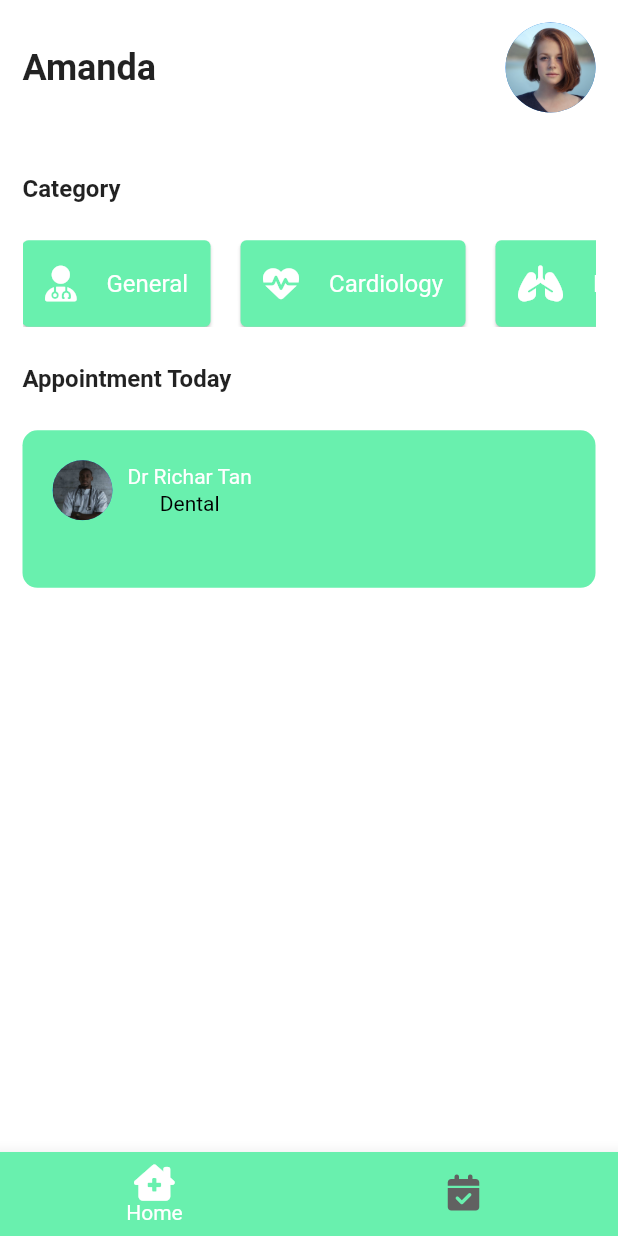
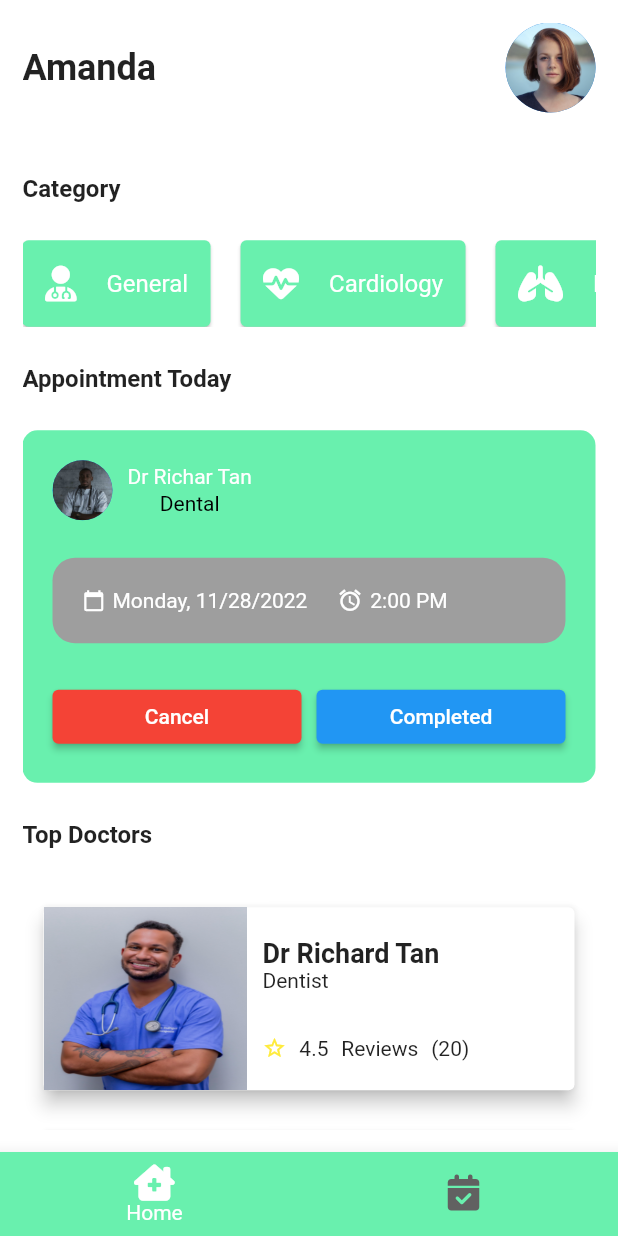
Before and after one commit to Raunak-lab/Doctor_Appointment_App, a Flutter app: the screen it shows after launch, after a tap on "Sign In", on a phone screen of 412 x 824 dp. Run offline on Flutter 3.47's test engine with Material 2 defaults, Android fonts, the phone set to English and light mode, and no system bars; our stand-ins replace font_awesome_flutter.

Commit message:
added appointment and doctor card

```diff
--- a/lib/components/appointment_card.dart
+++ b/lib/components/appointment_card.dart
@@ -48,6 +48,38 @@ class _AppointmentCardState extends State<AppointmentCard> {
         ],
       ),
       Config.spaceSmall,
+      const ScheduleCard(),
+      Config.spaceSmall,
+      Row(
+        mainAxisAlignment:MainAxisAlignment.spaceBetween ,
+        children: [
+          Expanded(
+            child: ElevatedButton(
+              style: ElevatedButton.styleFrom(
+                backgroundColor: Colors.red,
+              ),
+              child:  const Text(
+                'Cancel',
+                style: TextStyle(color: Colors.white),
+              ),
+              onPressed: (){},
+            ),
+          ),
+          SizedBox(width: 10,),
+          Expanded(
+            child: ElevatedButton(
+              style: ElevatedButton.styleFrom(
+                backgroundColor: Colors.blue,
+              ),
+              child:  const Text(
+                'Completed',
+                style: TextStyle(color: Colors.white),
+              ),
+              onPressed: (){},
+            ),
+          ),
+        ],
+      )
          ],
         ),
       )
@@ -57,11 +89,41 @@ class _AppointmentCardState extends State<AppointmentCard> {
 
 
 //Schedule widget
-class ScheduleWidget extends StatelessWidget {
-  const ScheduleWidget({Key? key}) : super(key: key);
+class ScheduleCard extends StatelessWidget {
+  const ScheduleCard({Key? key}) : super(key: key);
 
   @override
   Widget build(BuildContext context) {
-    return const Placeholder();
+    return Container(
+      decoration: BoxDecoration(
+        color: Colors.grey,
+        borderRadius: BorderRadius.circular(15),
+      ),
+      width: double.infinity,
+      padding: const EdgeInsets.all(20),
+      child: Row(
+        crossAxisAlignment: CrossAxisAlignment.center,
+        children: const [
+          Icon(Icons.calendar_today
+          ,color:Colors.white,size: 15),
+          SizedBox(width: 5),
+          Text(
+            'Monday, 11/28/2022',
+            style:  TextStyle(
+              color: Colors.white
+            ),
+          ),
+           SizedBox(width: 20,),
+           Icon(Icons.access_alarm,
+          color: Colors.white,
+          size: 17,),
+          SizedBox(width: 5,),
+          Flexible(child: Text('2:00 PM',style: TextStyle(color: Colors.white),))
+
+
+
+        ],
+      ),
+    );
   }
 }
--- /dev/null
+++ b/lib/components/doctor_card.dart
@@ -0,0 +1,76 @@
+import 'package:flutter/material.dart';
+
+import '../utils/config.dart';
+
+class DoctorCard extends StatefulWidget {
+  const DoctorCard({Key? key}) : super(key: key);
+
+  @override
+  State<DoctorCard> createState() => _DoctorCardState();
+}
+
+class _DoctorCardState extends State<DoctorCard> {
+  @override
+  Widget build(BuildContext context) {
+    return Container(
+      padding: const EdgeInsets.symmetric(horizontal: 10,vertical: 10),
+      height:150,
+      child:GestureDetector
+      (
+      child: Card(
+        elevation: 5,
+        color: Colors.white,
+        child: Row(
+          children: [
+            SizedBox(
+              width: Config.widthSize*0.33,
+              child: Image.asset('assets/doctor_2.jpg',fit: BoxFit.fill,),
+            ),
+            Flexible(
+              child: Padding(
+                padding: const EdgeInsets.symmetric(horizontal: 10,vertical: 20),
+                child: Column(
+                  crossAxisAlignment: CrossAxisAlignment.start,
+                  children:  [
+                    const Text(
+                      'Dr Richard Tan',
+                      style: TextStyle(
+                        fontWeight: FontWeight.bold,
+                        fontSize: 18
+                      ),
+                    ),
+                    const Text(
+                      'Dentist',
+                      style: TextStyle(
+                        fontSize: 14,
+                        fontWeight: FontWeight.normal
+                      ),
+                    ),
+                    const Spacer(),
+                    Row(
+                      mainAxisAlignment: MainAxisAlignment.start,
+                      children: const [
+                        Icon(Icons.star_border,
+                        color: Colors.yellow,size:16),
+                        Spacer(flex: 1,),
+                        Text('4.5'),
+                        Spacer(flex: 1,),
+                        Text('Reviews'),
+                        Spacer(flex:1),
+                        Text('(20)'),
+                        Spacer(flex: 7,),
+                      ],
+                    ),
+                  ],
+                ),
+
+              ),
+            )
+          ],
+        ),
+      ),
+      onTap:(){}
+    ),
+    );
+  }
+}
--- a/lib/screens/home_page.dart
+++ b/lib/screens/home_page.dart
@@ -1,5 +1,6 @@
 import 'package:flutter/material.dart';
 import 'package:font_awesome_flutter/font_awesome_flutter.dart';
+import 'package:laravel/components/doctor_card.dart';
 
 import '../components/appointment_card.dart';
 import '../utils/config.dart';
@@ -46,6 +47,7 @@ class _HomePageState extends State<HomePage> {
            vertical: 15
         ),
         child: SafeArea(
+            child:SingleChildScrollView(
                 child:Column(
                   mainAxisAlignment: MainAxisAlignment.start,
                   crossAxisAlignment: CrossAxisAlignment.start,
@@ -124,9 +126,27 @@ class _HomePageState extends State<HomePage> {
                         fontWeight: FontWeight.bold
                       ),
                     ),                Config.spaceSmall,
-                AppointmentCard(),
+                    const AppointmentCard(),
+                    Config.spaceSmall,
 
-              ],
+                 const Text(
+                  'Top Doctors',
+                  style: TextStyle(
+                      fontSize: 16,
+                      fontWeight: FontWeight.bold
+                  ),
+                 ),
+                    Config.spaceSmall,
+                    Column(
+                      children: List.generate(10, (index){
+                        return const DoctorCard();
+                      },
+                    ),
+                    //list of top doctors
+
+
+                    )],
+                ),
             ) ),
       ),
     );
```
Lines whose indentation alone changed are shown as unchanged.
